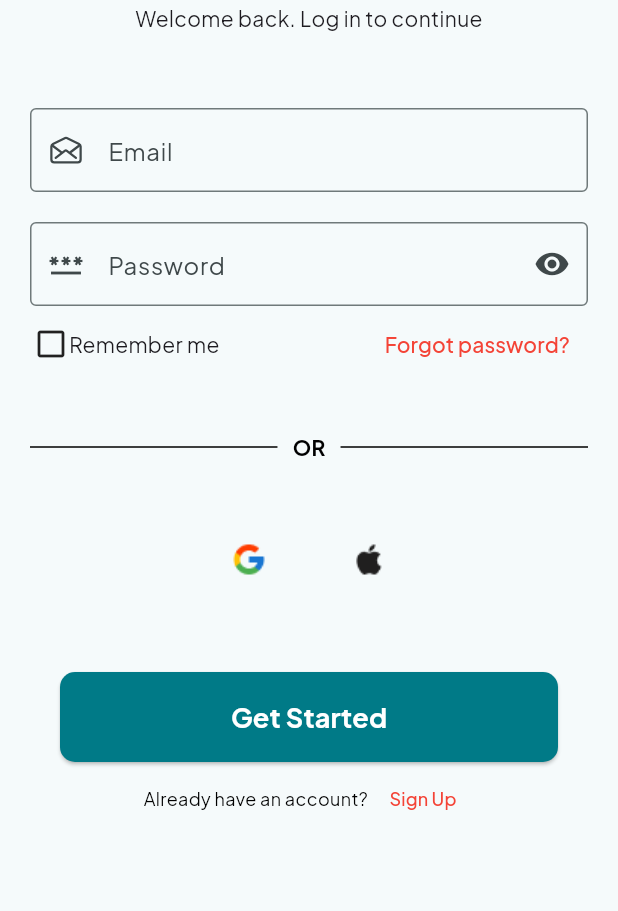
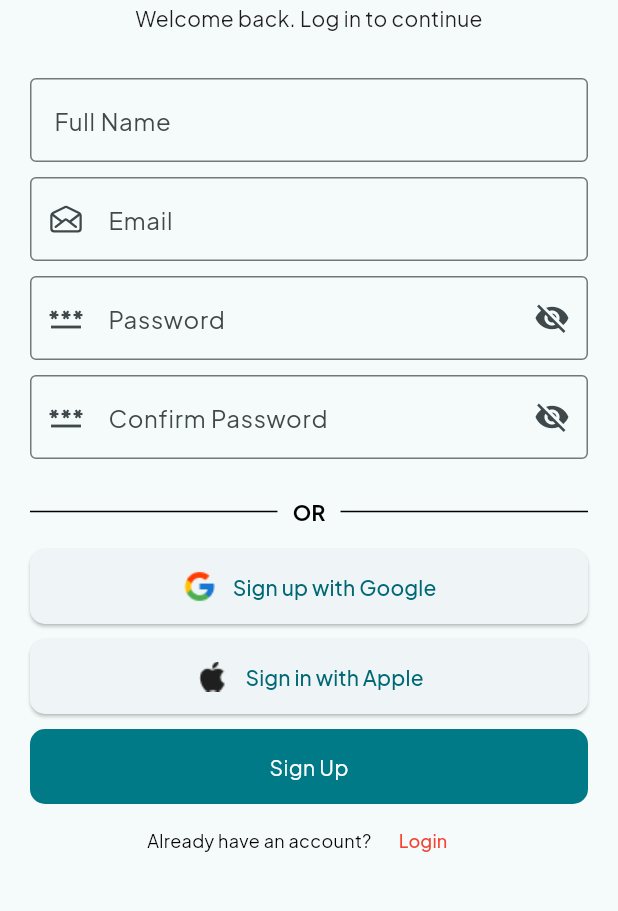
Before and after one commit to di-creator/medlink, a Flutter app: the screen it shows after launch, after a tap on "Skip", after a tap on "Done", on a phone screen of 412 x 824 dp, the part 255-1166 px from its top. Run offline on Flutter 3.47's test engine with Material 3 defaults, Android fonts, the phone set to English and light mode, and no system bars; our stand-ins replace curved_navigation_bar, firebase_auth, firebase_core, google_fonts, ionicons, smooth_page_indicator; accounts and stored records are empty.

Commit message:
updates done on 15thApril24

```diff
--- /dev/null
+++ b/lib/Authentication/Signup features/signupscreen.dart
@@ -0,0 +1,320 @@
+import 'package:firebase_auth/firebase_auth.dart';
+import 'package:flutter/material.dart';
+import 'package:ionicons/ionicons.dart';
+import 'package:medlink/Authentication/Login_features/login.dart';
+import 'package:medlink/home_pages/home_screen.dart';
+import 'package:medlink/widgets/custom%20shapes/Authetication_widgets/toplogo.dart';
+
+class SignupScreen extends StatefulWidget {
+  const SignupScreen({super.key});
+
+  @override
+  State<SignupScreen> createState() => _SignupScreenState();
+}
+
+class _SignupScreenState extends State<SignupScreen> {
+  String email = "", password = "", name = "", confirmpassword = "";
+  TextEditingController namecontroller = new TextEditingController();
+  TextEditingController passwordcontroller = new TextEditingController();
+  TextEditingController emailcontroller = new TextEditingController();
+  TextEditingController confirmpasswordcontroller = new TextEditingController();
+
+  final _formkey = GlobalKey<FormState>();
+
+  bool _passwordVisible = false; // Add this variable for password visibility
+
+  void _togglePasswordVisibility() {
+    setState(() {
+      _passwordVisible = !_passwordVisible;
+    });
+  }
+
+  registration() async {
+    if (password != null &&
+        namecontroller.text != "" &&
+        emailcontroller.text != "") {
+      if (password != confirmpasswordcontroller.text) {
+        ScaffoldMessenger.of(context).showSnackBar(SnackBar(
+          content: Text("Passwords do not match"),
+        ));
+        return; // Exit the function if passwords don't match
+      }
+      try {
+        UserCredential userCredential = await FirebaseAuth.instance
+            .createUserWithEmailAndPassword(email: email, password: password);
+        ScaffoldMessenger.of(context).showSnackBar(SnackBar(
+          content:
+              Text("Registered Successfully", style: TextStyle(fontSize: 20.0)),
+        ));
+        Navigator.push(
+            context, MaterialPageRoute(builder: ((context) => Homepage())));
+      } on FirebaseAuthException catch (e) {
+        if (e.code == "weak-password") {
+          ScaffoldMessenger.of(context).showSnackBar(SnackBar(
+            backgroundColor: const Color.fromRGBO(0, 122, 135, 1),
+            content: Text("Password provided is too weak",
+                style: TextStyle(fontSize: 18.0)),
+          ));
+        } else if (e.code == "email-already-in-use") {
+          ScaffoldMessenger.of(context).showSnackBar(SnackBar(
+            content: Text("Account already exists",
+                style: TextStyle(fontSize: 18.0)),
+          ));
+        }
+      }
+    }
+  }
+
+  @override
+  Widget build(BuildContext context) {
+    return Scaffold(
+      body: SingleChildScrollView(
+          child: Padding(
+        padding: const EdgeInsets.all(20),
+        child: Column(children: [
+          const TopLogoIntro(),
+          // Form
+          const SizedBox(height: 30),
+          Form(
+            key: _formkey,
+            child: Column(
+              children: [
+                //Full Name
+                TextFormField(
+                  validator: (value) {
+                    if (value == null || value.isEmpty) {
+                      return 'Please enter your name';
+                    }
+                    return null;
+                  },
+                  controller: namecontroller,
+                  decoration: const InputDecoration(
+                    labelText: 'Full Name',
+                    hintText: 'John Doe',
+                    border: OutlineInputBorder(),
+                  ),
+                ),
+                const SizedBox(height: 10),
+                // Email
+                TextFormField(
+                  validator: (value) {
+                    if (value == null || value.isEmpty) {
+                      return 'Please enter a valid email';
+                    }
+                    return null;
+                  },
+                  controller: emailcontroller,
+                  decoration: const InputDecoration(
+                    prefixIcon: Icon(Ionicons.mail_open_outline),
+                    labelText: 'Email',
+                    hintText: 'Enter your email',
+                    border: OutlineInputBorder(),
+                  ),
+                ),
+                // Password
+                const SizedBox(height: 10),
+                TextFormField(
+                  validator: (value) {
+                    if (value == null || value.isEmpty) {
+                      return 'Please enter your password';
+                    }
+                    return null;
+                  },
+                  controller: passwordcontroller,
+                  decoration: InputDecoration(
+                    prefixIcon: Icon(Icons.password),
+                    labelText: 'Password',
+                    hintText: 'Enter your password',
+                    border: OutlineInputBorder(),
+                    suffixIcon: IconButton(
+                      icon: Icon(
+                        _passwordVisible
+                            ? Icons.visibility
+                            : Icons.visibility_off,
+                      ),
+                      onPressed: _togglePasswordVisibility,
+                    ),
+                  ),
+                  obscureText: !_passwordVisible,
+                ),
+                const SizedBox(height: 10),
+                TextFormField(
+                  validator: (value) {
+                    if (value == null || value.isEmpty) {
+                      return 'Please re-type your password';
+                    }
+                    return null;
+                  },
+                  controller: confirmpasswordcontroller,
+                  decoration: InputDecoration(
+                    prefixIcon: Icon(Icons.password),
+                    labelText: 'Confirm Password',
+                    hintText: 'Re-enter your password',
+                    border: OutlineInputBorder(),
+                    suffixIcon: IconButton(
+                      icon: Icon(
+                        _passwordVisible
+                            ? Icons.visibility
+                            : Icons.visibility_off,
+                      ),
+                      onPressed: _togglePasswordVisibility,
+                    ),
+                  ),
+                  obscureText: !_passwordVisible,
+                ),
+
+                const SizedBox(height: 15), // Adjust spacing
+                // OR divider container
+                Container(
+                  margin: const EdgeInsets.symmetric(vertical: 10),
+                  child: const Row(
+                    children: [
+                      Expanded(
+                        child: Divider(
+                          color: Colors.black,
+                        ),
+                      ),
+                      Padding(
+                        padding: EdgeInsets.symmetric(horizontal: 10),
+                        child: Text(
+                          'OR',
+                          style: TextStyle(
+                            color: Colors.black,
+                            fontWeight: FontWeight.bold,
+                          ),
+                        ),
+                      ),
+                      Expanded(
+                        child: Divider(
+                          color: Colors.black,
+                        ),
+                      ),
+                    ],
+                  ),
+                ),
+              ],
+            ),
+          ),
+
+          // Buttons for Google Sign-up
+
+          // Elevated Button and text
+          const SizedBox(height: 5),
+// Buttons for Google Sign-up
+          Column(
+            children: [
+              SizedBox(
+                height: 50,
+                width: double.infinity,
+                child: ElevatedButton(
+                  onPressed: () {},
+                  style: ElevatedButton.styleFrom(
+                      shape: RoundedRectangleBorder(
+                    borderRadius: BorderRadius.circular(10),
+                  )),
+                  child: Row(
+                    mainAxisAlignment: MainAxisAlignment.center,
+                    children: [
+                      Image.asset(
+                        'assets/images/google.png', // Replace with your image path
+                        height: 24,
+                        width: 24,
+                      ),
+                      SizedBox(width: 10),
+                      Text('Sign up with Google'),
+                    ],
+                  ),
+                ),
+              ),
+              const SizedBox(height: 10),
+              SizedBox(
+                height: 50,
+                width: double.infinity,
+                child: ElevatedButton(
+                  onPressed: () {},
+                  style: ElevatedButton.styleFrom(
+                      shape: RoundedRectangleBorder(
+                    borderRadius: BorderRadius.circular(10),
+                  )),
+                  child: Row(
+                    mainAxisAlignment: MainAxisAlignment.center,
+                    children: [
+                      Image.asset(
+                        'assets/images/apple.png', // Replace with your image path
+                        height: 24,
+                        width: 24,
+                      ),
+                      SizedBox(width: 10),
+                      Text('Sign in with Apple'),
+                    ],
+                  ),
+                ),
+              ),
+              const SizedBox(height: 10),
+              SizedBox(
+                height: 50,
+                width: double.infinity,
+                child: GestureDetector(
+                  onTap: () {
+                    // Handle signup button tap
+                    if (_formkey.currentState!.validate()) {
+                      setState(() {
+                        email = emailcontroller.text;
+                        name = namecontroller.text;
+                        password = passwordcontroller.text;
+                      });
+                    }
+                    registration();
+                  },
+                  child: Container(
+                    decoration: BoxDecoration(
+                      color: const Color.fromRGBO(0, 122, 135, 1),
+                      borderRadius: BorderRadius.circular(10),
+                    ),
+                    child: Center(
+                      child: Text(
+                        'Sign Up',
+                        style: TextStyle(
+                          color: Colors.white,
+                        ),
+                      ),
+                    ),
+                  ),
+                ),
+              ),
+              const SizedBox(height: 1), // Adjust spacing as needed
+              Row(
+                mainAxisAlignment: MainAxisAlignment.center,
+                children: [
+                  const Text(
+                    'Already have an account? ',
+                    style: TextStyle(
+                      fontSize: 12,
+                      color: Colors.black,
+                    ),
+                  ),
+                  TextButton(
+                    onPressed: () {
+                      // Handle text button tap
+                      Navigator.push(
+                          context,
+                          MaterialPageRoute(
+                              builder: (context) => LoginScreen()));
+                    },
+                    child: const Text(
+                      'Login',
+                      style: TextStyle(
+                        fontSize: 12,
+                        color: Colors.red, // Change color to red
+                      ),
+                    ),
+                  ),
+                ],
+              ),
+            ],
+          ),
+        ]),
+      )),
+    );
+  }
+}
--- a/lib/main.dart
+++ b/lib/main.dart
@@ -1,8 +1,16 @@
+import 'package:firebase_core/firebase_core.dart';
 import 'package:flutter/material.dart';
 import 'package:google_fonts/google_fonts.dart';
+import 'package:medlink/Authentication/Signup%20features/signupscreen.dart';
+import 'package:medlink/Authentication/splashscreen/splashscreen.dart';
+import 'package:medlink/firebase_options.dart';
 import 'package:medlink/onboarding_pages/onboarding_screens/onboarding_home.dart';
 
-void main() {
+void main() async {
+  WidgetsFlutterBinding.ensureInitialized();
+  await Firebase.initializeApp(
+    options: DefaultFirebaseOptions.currentPlatform,
+  );
   runApp(const MyApp());
 }
 
@@ -16,13 +24,14 @@ class MyApp extends StatelessWidget {
       debugShowCheckedModeBanner: false,
       title: 'Flutter Demo',
       theme: ThemeData(
-
-        colorScheme: ColorScheme.fromSeed(seedColor: const Color.fromRGBO(0, 122, 135, 100)),
+        colorScheme: ColorScheme.fromSeed(
+            seedColor: const Color.fromRGBO(0, 122, 135, 100)),
         textTheme:
-              GoogleFonts.plusJakartaSansTextTheme(Theme.of(context).textTheme),
+            GoogleFonts.plusJakartaSansTextTheme(Theme.of(context).textTheme),
         useMaterial3: true,
       ),
       home: const OnboardingHome(),
+      //home: const SignupScreen(),
     );
   }
 }
--- a/lib/onboarding_pages/onboarding_screens/onboarding_home.dart
+++ b/lib/onboarding_pages/onboarding_screens/onboarding_home.dart
@@ -1,5 +1,6 @@
 import 'package:flutter/material.dart';
 import 'package:medlink/Authentication/Login_features/login.dart';
+import 'package:medlink/Authentication/Signup%20features/signupscreen.dart';
 import 'package:medlink/onboarding_pages/onboarding_screens/intro_page1.dart';
 import 'package:medlink/onboarding_pages/onboarding_screens/intro_page2.dart';
 import 'package:medlink/onboarding_pages/onboarding_screens/intro_page3.dart';
@@ -13,7 +14,6 @@ class OnboardingHome extends StatefulWidget {
 }
 
 class _OnboardingHomeState extends State<OnboardingHome> {
-
   // controller to keep track of what page we are on
   final PageController _controller = PageController();
 
@@ -24,7 +24,7 @@ class _OnboardingHomeState extends State<OnboardingHome> {
   Widget build(BuildContext context) {
     return Scaffold(
       body: Stack(
-        children:[
+        children: [
           //implementing PageView
 
           PageView(
@@ -39,12 +39,11 @@ class _OnboardingHomeState extends State<OnboardingHome> {
               IntroPage2(),
               IntroPage3(),
             ],
-
           ),
 
           // Dot Indicator
           Container(
-          alignment: const Alignment(0, 0.6) ,
+              alignment: const Alignment(0, 0.6),
               child: Row(
                 mainAxisAlignment: MainAxisAlignment.spaceEvenly,
                 children: [
@@ -53,62 +52,57 @@ class _OnboardingHomeState extends State<OnboardingHome> {
                       onTap: () {
                         _controller.jumpToPage(2);
                       },
-                child: const Text('Skip', style: TextStyle(
+                      child: const Text(
+                        'Skip',
+                        style: TextStyle(
                           fontSize: 16,
                           color: Colors.black,
                           fontWeight: FontWeight.bold,
+                        ),
+                      )),
 
-                      ),)
-
-                ),
-
-              SmoothPageIndicator(
-                controller: _controller,
-                count: 3),
+                  SmoothPageIndicator(controller: _controller, count: 3),
 
                   // Next/done button
-              onlastPage ?
-              GestureDetector(
+                  onlastPage
+                      ? GestureDetector(
                           onTap: () {
                             Navigator.push(context,
                                 MaterialPageRoute(builder: (context) {
-                      return const LoginScreen();
+                              return const SignupScreen();
                             }));
                           },
-                child: const Text('Done',style: TextStyle(
+                          child: const Text(
+                            'Done',
+                            style: TextStyle(
                               fontSize: 16,
                               color: Colors.black,
                               fontWeight: FontWeight.bold,
-
-                      ),),
-
-                ):
+                            ),
+                          ),
+                        )
+                      :
 
                       // lastpage to be done indicator
                       GestureDetector(
                           onTap: () {
                             _controller.nextPage(
                                 duration: const Duration(milliseconds: 500),
-                    curve: Curves.easeIn
-                    );
+                                curve: Curves.easeIn);
                           },
-                child: const Text('Next',style: TextStyle(
+                          child: const Text(
+                            'Next',
+                            style: TextStyle(
                               fontSize: 16,
                               color: Colors.black,
                               fontWeight: FontWeight.bold,
+                            ),
+                          ),
+                        ),
+                ],
+              )),
 
-                      ),),
-
-                ),
-
-            ],
-          )
-
-
-          ),
-
-          const SizedBox(
-                    height: 10),
+          const SizedBox(height: 10),
 
 // Elevated Button and text
           Align(
@@ -131,12 +125,14 @@ class _OnboardingHomeState extends State<OnboardingHome> {
                           borderRadius: BorderRadius.circular(10),
                         ),
                       ),
-                      child: const Text('Get Started', style: TextStyle(
+                      child: const Text(
+                        'Get Started',
+                        style: TextStyle(
                           fontSize: 18,
                           color: Colors.white,
                           fontWeight: FontWeight.bold,
-
-                      ),),
+                        ),
+                      ),
                     ),
                   ),
                   const SizedBox(height: 1), // Adjust spacing as needed
@@ -168,10 +164,6 @@ class _OnboardingHomeState extends State<OnboardingHome> {
               ),
             ),
           ),
-
-
-
-
         ],
       ),
     );
--- a/pubspec.yaml
+++ b/pubspec.yaml
@@ -42,6 +42,7 @@ dependencies:
   flutter_native_splash: 2.4.0
   lottie: 3.1.0
   firebase_core: ^2.28.0
+  firebase_auth: ^4.19.1
 
 dev_dependencies:
   flutter_test:
```
Also changed, not shown: lib/Authentication/Login_features/login.dart (+49 -20 lines), lib/Authentication/splashscreen/splashscreen.dart (added, +18 -0 lines), assets/images/apple.png, assets/images/applelogo.jpg (deleted), assets/images/googleimage.png (deleted), pubspec.lock, 3 other files. Lines whose indentation alone changed are shown as unchanged.
